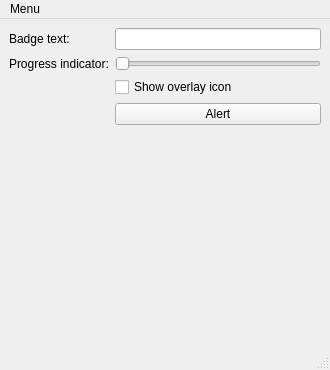
Old version of the form example/mainwindow.ui in the repository alekseysidorov/QtDockTile.
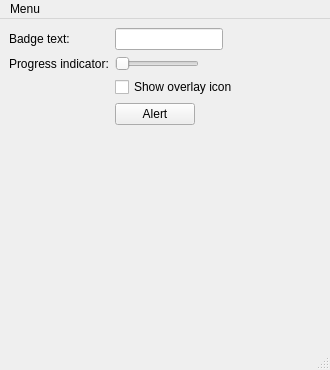
New version of the form. Icons and pictures are not drawn.

```diff
--- a/example/mainwindow.ui
+++ b/example/mainwindow.ui
@@ -15,6 +15,9 @@
   </property>
   <widget class="QWidget" name="centralwidget">
    <layout class="QFormLayout" name="formLayout">
+    <property name="fieldGrowthPolicy">
+     <enum>QFormLayout::FieldsStayAtSizeHint</enum>
+    </property>
     <item row="0" column="0">
      <widget class="QLabel" name="label">
       <property name="text">
@@ -34,6 +37,12 @@
     </item>
     <item row="1" column="1">
      <widget class="QSlider" name="horizontalSlider">
+      <property name="sizePolicy">
+       <sizepolicy hsizetype="Expanding" vsizetype="Fixed">
+        <horstretch>0</horstretch>
+        <verstretch>0</verstretch>
+       </sizepolicy>
+      </property>
       <property name="orientation">
        <enum>Qt::Horizontal</enum>
       </property>
```
Left out of the diff: 30 changed lines with no effect on the pictures.
